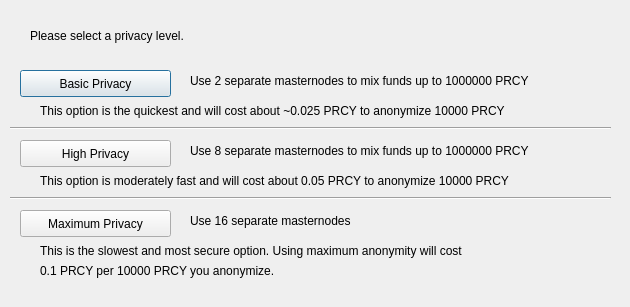
PRCYCoin/Multisig, file src/qt/forms/obfuscationconfig.ui: the form before one commit.
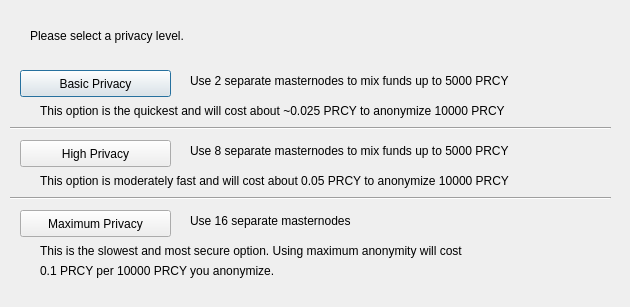
The form after the commit.

Patch:
```diff
--- a/src/qt/forms/obfuscationconfig.ui
+++ b/src/qt/forms/obfuscationconfig.ui
@@ -75,7 +75,7 @@
     </rect>
    </property>
    <property name="text">
-    <string>Use 2 separate masternodes to mix funds up to 1000000 PRCY</string>
+    <string>Use 2 separate masternodes to mix funds up to 5000 PRCY</string>
    </property>
   </widget>
   <widget class="QLabel" name="label_3">
@@ -88,7 +88,7 @@
     </rect>
    </property>
    <property name="text">
-    <string>Use 8 separate masternodes to mix funds up to 1000000 PRCY</string>
+    <string>Use 8 separate masternodes to mix funds up to 5000 PRCY</string>
    </property>
   </widget>
   <widget class="QLabel" name="label_4">
```
